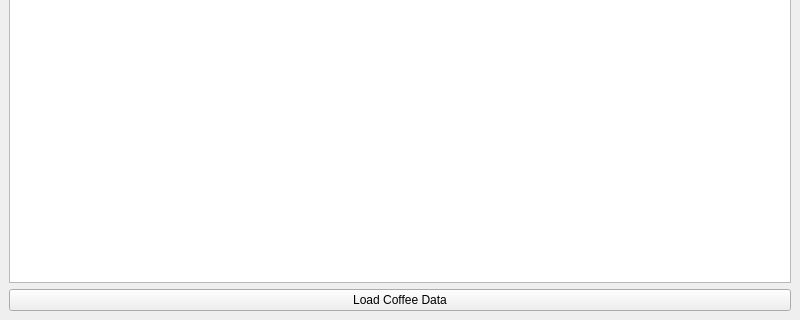
The window that main.ui (007maximilian/italianoeeeesssspresso) describes before a commit, drawn with Qt 5; both pictures show x 0 to 800 and y 280 to 600 of the 800 by 600 pixel window.
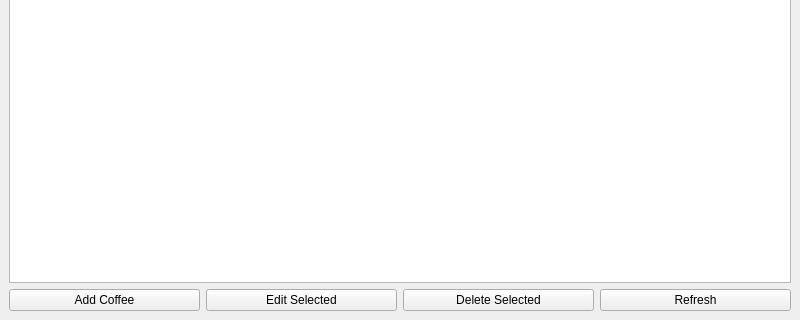
The same window after the commit.

```diff
--- a/main.ui
+++ b/main.ui
@@ -64,11 +64,36 @@
      </widget>
     </item>
     <item>
-     <widget class="QPushButton" name="loadButton">
-      <property name="text">
-       <string>Load Coffee Data</string>
-      </property>
-     </widget>
+     <layout class="QHBoxLayout" name="horizontalLayout">
+      <item>
+       <widget class="QPushButton" name="addButton">
+        <property name="text">
+         <string>Add Coffee</string>
+        </property>
+       </widget>
+      </item>
+      <item>
+       <widget class="QPushButton" name="editButton">
+        <property name="text">
+         <string>Edit Selected</string>
+        </property>
+       </widget>
+      </item>
+      <item>
+       <widget class="QPushButton" name="deleteButton">
+        <property name="text">
+         <string>Delete Selected</string>
+        </property>
+       </widget>
+      </item>
+      <item>
+       <widget class="QPushButton" name="refreshButton">
+        <property name="text">
+         <string>Refresh</string>
+        </property>
+       </widget>
+      </item>
+     </layout>
     </item>
    </layout>
   </widget>
```
Left out of the diff: 2 changed lines with no effect on the pictures.
